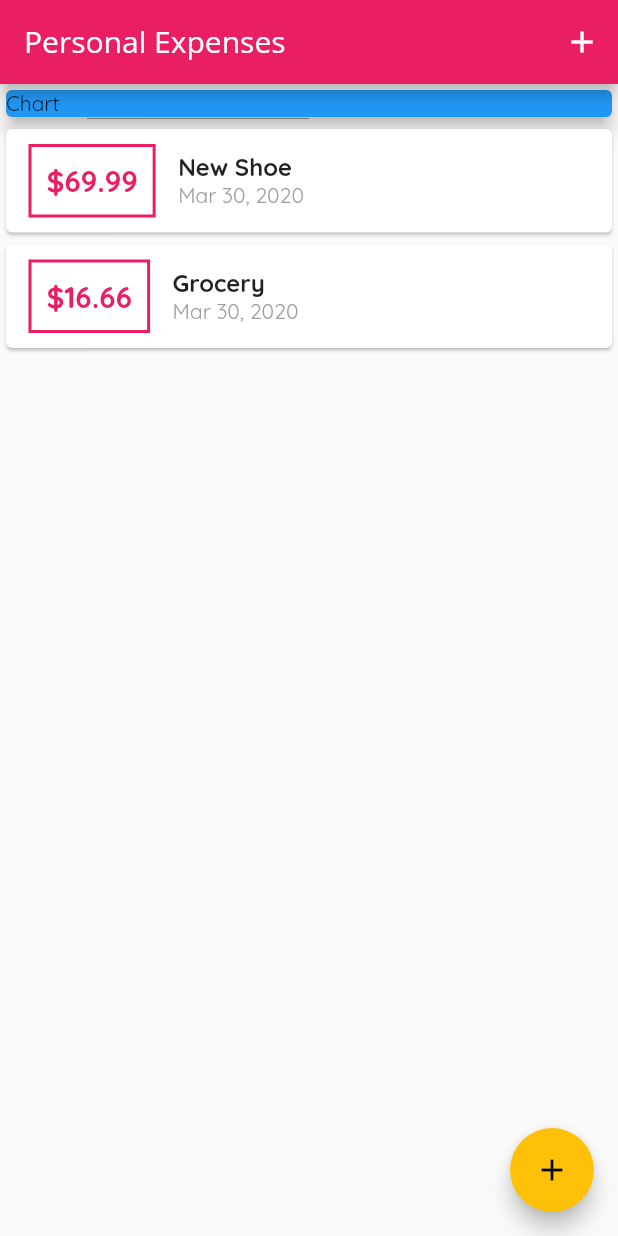
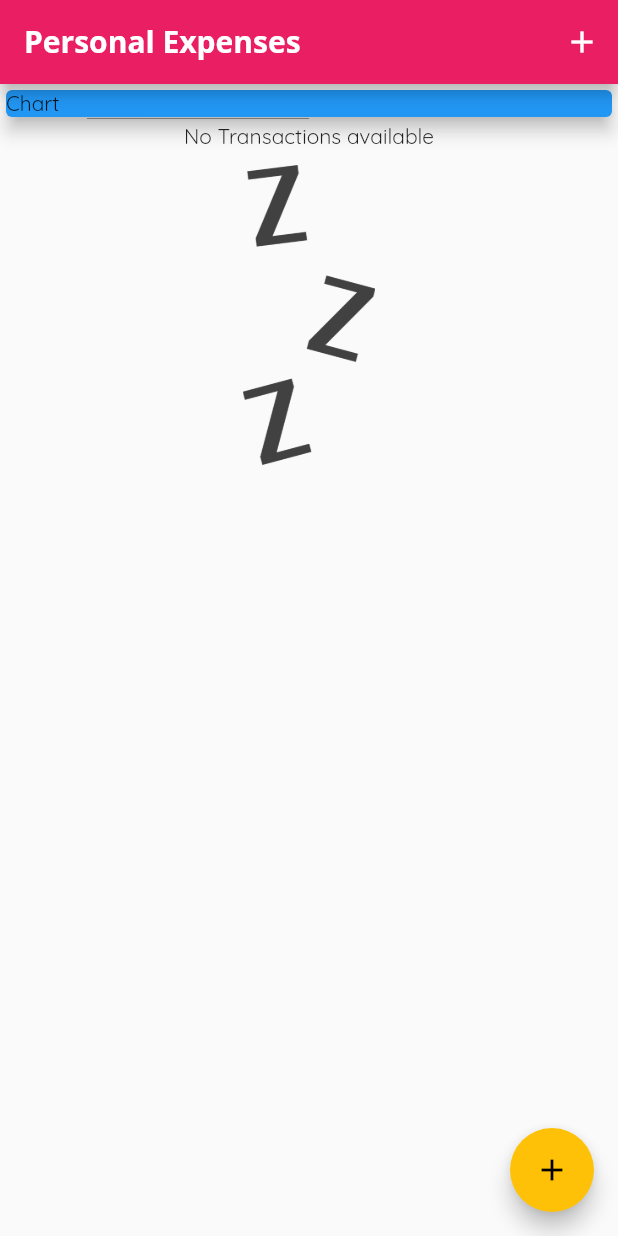
Before and after one commit to donnyboi/simplefinance, a Flutter app: the screen it shows after launch, on a phone screen of 412 x 824 dp. Run offline on Flutter 3.47's test engine with Material 2 defaults, Android fonts, the phone set to English and light mode, and no system bars.

```diff
--- a/lib/main.dart
+++ b/lib/main.dart
@@ -19,7 +19,10 @@
         fontFamily: 'Quicksand',
         appBarTheme: AppBarTheme(
             textTheme: ThemeData.light().textTheme.copyWith(
-                title: TextStyle(fontFamily: 'OpenSans', fontSize: 20))),
+                title: TextStyle(
+                    fontFamily: 'OpenSans',
+                    fontSize: 20,
+                    fontWeight: FontWeight.bold))),
       ),
       home: MyHomePage(),
     );
@@ -39,9 +42,9 @@
   final amountController = TextEditingController();
 
   final List<Transaction> _userTransactions = [
-    Transaction(
-        id: 't1', title: 'New Shoe', amount: 69.99, date: DateTime.now()),
-    Transaction(id: 't2', title: 'Grocery', amount: 16.66, date: DateTime.now())
+    //   Transaction(
+    //       id: 't1', title: 'New Shoe', amount: 69.99, date: DateTime.now()),
+    //   Transaction(id: 't2', title: 'Grocery', amount: 16.66, date: DateTime.now())
   ];
 
   void _addNewTransaction(String titletx, double amounttx) {
--- a/lib/widgets/transaction_list.dart
+++ b/lib/widgets/transaction_list.dart
@@ -12,16 +12,31 @@
   Widget build(BuildContext context) {
     return Container(
       height: 300,
-      child: ListView.builder(
+      child: transactions.isEmpty
+          ? Column(
+              children: <Widget>[
+                Text('No Transactions available'),
+                SizedBox(
+                  height: 10,
+                ),
+                Container(
+                    height: 200,
+                    child: Image.asset('assets/images/waiting.png',
+                        fit: BoxFit.cover))
+              ],
+            )
+          : ListView.builder(
               itemBuilder: (ctx, index) {
                 return Card(
                   child: Row(
                     children: <Widget>[
                       Container(
-                  margin: EdgeInsets.symmetric(vertical: 10, horizontal: 15),
+                        margin:
+                            EdgeInsets.symmetric(vertical: 10, horizontal: 15),
                         decoration: BoxDecoration(
                             border: Border.all(
-                          color: Theme.of(context).primaryColor, width: 2)),
+                                color: Theme.of(context).primaryColor,
+                                width: 2)),
                         padding: EdgeInsets.all(10),
                         child: Text(
                           '\$${transactions[index].amount.toStringAsFixed(2)}',
@@ -36,8 +51,8 @@
                         children: <Widget>[
                           Text(
                             transactions[index].title,
-                      style:
-                          TextStyle(fontWeight: FontWeight.bold, fontSize: 16),
+                            style: TextStyle(
+                                fontWeight: FontWeight.bold, fontSize: 16),
                           ),
                           Text(
                             DateFormat.yMMMd().format(transactions[index].date),
--- a/pubspec.yaml
+++ b/pubspec.yaml
@@ -39,8 +39,8 @@
   # the material Icons class.
   uses-material-design: true
   # To add assets to your application, add an assets section, like this:
-  # assets:
-  #   - images/a_dot_burr.jpeg
+  assets:
+    - assets/images/waiting.png
   #   - images/a_dot_ham.jpeg
   # An image asset can refer to one or more resolution-specific "variants", see
   # https://flutter.dev/assets-and-images/#resolution-aware.
```
Also changed, not shown: lib/widgets/chart.dart (added, +29 -0 lines), assets/images/waiting.png (added). Lines whose indentation alone changed are shown as unchanged.
